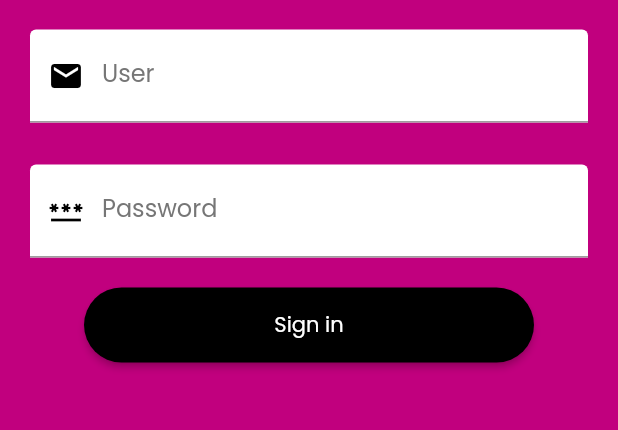
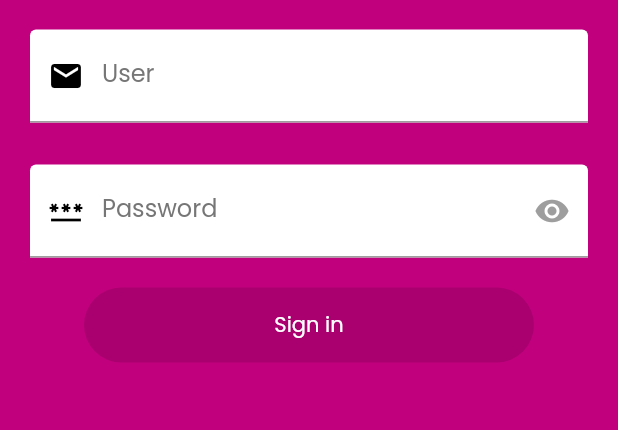
Before and after one commit to ritamonteiro1/bmi-calculator-app, a Flutter app: the screen it shows after launch, on a phone screen of 412 x 824 dp, the part 371-801 px from its top. Run offline on Flutter 3.47's test engine with Material 2 defaults, Android fonts, the phone set to English and light mode, and no system bars; our stand-ins replace flutter_mobx, mobx; generated files the repository leaves out were written again.

```diff
--- a/lib/domain/model/user/user_model.dart
+++ b/lib/domain/model/user/user_model.dart
@@ -4,8 +4,20 @@ class UserModel {
     required this.password,
   });
 
-  late double height;
-  late double weight;
   final String email;
   final String password;
+  late double _height;
+  late double _weight;
+
+  double get height => _height;
+
+  set height(double value) {
+    _height = value;
+  }
+
+  double get weight => _weight;
+
+  set weight(double value) {
+    _weight = value;
+  }
 }
--- a/lib/domain/use_case/calculate_bmi.dart
+++ b/lib/domain/use_case/calculate_bmi_use_case.dart
@@ -1,7 +1,7 @@
 import '../model/bmi/bmi.dart';
 import '../model/user/user_model.dart';
 
-class CalculateBmi {
+class CalculateBmiUseCase {
   static const _maximumBmiIndexForUnderWeight = 18.6;
   static const _maximumBmiIndexForIdealWeight = 24.9;
   static const _maximumBmiIndexForSlightlyOverweight = 29.9;
--- a/lib/l10n/intl_en.arb
+++ b/lib/l10n/intl_en.arb
@@ -18,5 +18,6 @@
   "calculatorScreenTextBmiResultObesityLevelI": "You are obese level I",
   "calculatorScreenTextBmiResultObesityLevelII":"You are obese level II",
   "calculatorScreenTextBmiResultObesityLevelIII": "You are obese level III",
-  "calculatorScreenTextBmiResultNoInformationYet": "Enter weight and height"
+  "calculatorScreenTextBmiResultNoInformationYet": "Enter weight and height",
+  "calculatorScreenTextHello": "Hi, "
 }
--- a/lib/l10n/intl_en_US.arb
+++ b/lib/l10n/intl_en_US.arb
@@ -18,5 +18,6 @@
   "calculatorScreenTextBmiResultObesityLevelI": "You are obese level I",
   "calculatorScreenTextBmiResultObesityLevelII":"You are obese level II",
   "calculatorScreenTextBmiResultObesityLevelIII": "You are obese level III",
-  "calculatorScreenTextBmiResultNoInformationYet": "Enter weight and height"
+  "calculatorScreenTextBmiResultNoInformationYet": "Enter weight and height",
+  "calculatorScreenTextHello": "Hi, "
 }
--- a/lib/l10n/intl_pt_BR.arb
+++ b/lib/l10n/intl_pt_BR.arb
@@ -18,5 +18,6 @@
   "calculatorScreenTextBmiResultObesityLevelI": "Você está com obesidade grau I",
   "calculatorScreenTextBmiResultObesityLevelII":"Você está com obesidade grau II",
   "calculatorScreenTextBmiResultObesityLevelIII": "Você está com obesidade grau III",
-  "calculatorScreenTextBmiResultNoInformationYet": "Digite o peso e a altura"
+  "calculatorScreenTextBmiResultNoInformationYet": "Digite o peso e a altura",
+  "calculatorScreenTextHello": "Olá, "
 }
--- a/lib/main/my_app.dart
+++ b/lib/main/my_app.dart
@@ -1,12 +1,10 @@
-import '../presentation/login/login_screen.dart';
 import 'package:flutter/material.dart';
 import 'package:flutter_localizations/flutter_localizations.dart';
 
 import '../constants/constant_colors.dart';
 import '../constants/constant_fonts.dart';
-import '../constants/constant_routes.dart';
 import '../generated/l10n.dart';
-import '../presentation/calculator/calculator_screen.dart';
+import '../presentation/login/login_screen.dart';
 
 class MyApp extends StatelessWidget {
   @override
@@ -15,12 +13,7 @@ class MyApp extends StatelessWidget {
         theme: ThemeData(
             primaryColor: ConstantColors.primaryColor,
             fontFamily: ConstantFonts.poppinsRegular),
-        initialRoute: '/',
-        routes: {
-          ConstantRoutes.homeScreenRouteName: (context) => const LoginScreen(),
-          ConstantRoutes.mainScreenRouteName: (context) =>
-              const CalculatorScreen(),
-        },
+        home: const LoginScreen(),
         localizationsDelegates: const [
           S.delegate,
           GlobalMaterialLocalizations.delegate,
--- a/lib/presentation/common/custom_elevated_button_widget.dart
+++ b/lib/presentation/common/custom_elevated_button_widget.dart
@@ -2,19 +2,18 @@ import 'package:flutter/material.dart';
 
 class CustomElevatedButtonWidget extends StatelessWidget {
   const CustomElevatedButtonWidget({
-    required this.onPressed,
     required this.buttonWidget,
     required this.colorButton,
+    this.onPressed,
     Key? key,
   }) : super(key: key);
-  final Function onPressed;
+  final Function()? onPressed;
   final Widget buttonWidget;
   final Color colorButton;
+
   @override
   Widget build(BuildContext context) => ElevatedButton(
-        onPressed: () {
-          onPressed();
-        },
+        onPressed: onPressed,
         style: ElevatedButton.styleFrom(
           primary: colorButton,
           shape: RoundedRectangleBorder(
--- a/lib/presentation/login/login_custom_text_field_widget.dart
+++ b/lib/presentation/login/login_custom_text_field_widget.dart
@@ -9,7 +9,10 @@ class LoginCustomTextFieldWidget extends StatelessWidget {
     required this.prefixIcon,
     required this.errorText,
     required this.onChanged,
+    required this.enable,
+    required this.controller,
     this.obscureText = false,
+    this.suffixIcon,
     Key? key,
   }) : super(key: key);
   final String labelText;
@@ -18,10 +21,15 @@ class LoginCustomTextFieldWidget extends StatelessWidget {
   final Widget prefixIcon;
   final String? errorText;
   final void Function(String) onChanged;
+  final bool enable;
+  final Widget? suffixIcon;
+  final TextEditingController controller;
 
   @override
   Widget build(BuildContext context) => TextFormField(
+        controller: controller,
         onChanged: onChanged,
+        enabled: enable,
         keyboardType: textInputTyped,
         obscureText: obscureText,
         decoration: InputDecoration(
@@ -35,6 +43,7 @@ class LoginCustomTextFieldWidget extends StatelessWidget {
             color: ConstantColors.colorTextHintForm,
           ),
           prefixIcon: prefixIcon,
+          suffixIcon: suffixIcon,
           filled: true,
           fillColor: Colors.white,
           focusColor: Colors.white,
--- a/lib/presentation/login/login_screen.dart
+++ b/lib/presentation/login/login_screen.dart
@@ -1,3 +1,4 @@
+import 'package:calculator/domain/model/user/user_model.dart';
 import 'package:flutter/material.dart';
 import 'package:flutter_mobx/flutter_mobx.dart';
 import 'package:mobx/mobx.dart';
@@ -21,6 +22,8 @@ class LoginScreen extends StatefulWidget {
 }
 
 class _LoginScreenState extends State<LoginScreen> {
+  final emailTextEditingController = TextEditingController();
+  final passwordTextEditingController = TextEditingController();
   late ValidateEmailUseCase validateEmailUseCase;
   late ValidatePasswordUseCase validatePasswordUseCase;
   late LoginStore loginStore;
@@ -38,10 +41,15 @@ class _LoginScreenState extends State<LoginScreen> {
   void didChangeDependencies() {
     super.didChangeDependencies();
     disposer = reaction((_) => loginStore.loggedIn, (loggedIn) {
+      final userModel = UserModel(
+          email: emailTextEditingController.text,
+          password: passwordTextEditingController.text);
       if (loggedIn != null && loggedIn == true) {
         Navigator.of(context).pushReplacement(
           MaterialPageRoute(
-            builder: (context) => const CalculatorScreen(),
+            builder: (context) => CalculatorScreen(
+              userModel: userModel,
+            ),
           ),
         );
       }
@@ -93,6 +101,7 @@ class _LoginScreenState extends State<LoginScreen> {
                 padding: const EdgeInsets.only(right: 20, left: 20),
                 child: Observer(
                   builder: (_) => LoginCustomTextFieldWidget(
+                    controller: emailTextEditingController,
                     onChanged: loginStore.setEmail,
                     labelText:
                         (S.of(context).loginScreenUserTextHint).toString(),
@@ -102,6 +111,7 @@ class _LoginScreenState extends State<LoginScreen> {
                       color: Colors.black,
                     ),
                     errorText: _isEmailValid(),
+                    enable: !loginStore.loading,
                   ),
                 ),
               ),
@@ -112,16 +122,32 @@ class _LoginScreenState extends State<LoginScreen> {
                 padding: const EdgeInsets.only(right: 20, left: 20),
                 child: Observer(
                   builder: (_) => LoginCustomTextFieldWidget(
+                    controller: passwordTextEditingController,
                     onChanged: loginStore.setPassword,
-                      labelText: (S.of(context).loginScreenPasswordTextHint)
-                          .toString(),
+                    labelText:
+                        (S.of(context).loginScreenPasswordTextHint).toString(),
                     textInputTyped: TextInputType.number,
                     prefixIcon: const Icon(
                       Icons.password,
                       color: Colors.black,
                     ),
-                      obscureText: true,
+                    suffixIcon: IconButton(
+                      icon: loginStore.passwordVisible
+                          ? const Icon(
+                              Icons.visibility_off,
+                              color: Colors.black,
+                            )
+                          : const Icon(
+                              Icons.visibility,
+                              color: Colors.grey,
+                            ),
+                      onPressed: () {
+                        loginStore.togglePasswordVisibility();
+                      },
+                    ),
+                    obscureText: !loginStore.passwordVisible,
                     errorText: _isPasswordValid(),
+                    enable: !loginStore.loading,
                   ),
                 ),
               ),
@@ -134,13 +160,8 @@ class _LoginScreenState extends State<LoginScreen> {
                 child: Observer(
                   builder: (context) => CustomElevatedButtonWidget(
                     colorButton: Colors.black,
-                      onPressed: () {
-                        if (loginStore.isFormValid) {
-                          loginStore.doLogin();
-                        } else {
-                          return null;
-                        }
-                      },
+                    onPressed:
+                        loginStore.isFormValid ? loginStore.doLogin : null,
                     buttonWidget: loginStore.loading
                         ? const Center(
                             child: CircularProgressIndicator(
@@ -150,6 +171,9 @@ class _LoginScreenState extends State<LoginScreen> {
                         : Text(
                             (S.of(context).loginScreenSignInTextButton)
                                 .toString(),
+                            style: const TextStyle(
+                              color: Colors.white,
+                            ),
                           ),
                   ),
                 ),
@@ -157,8 +181,7 @@ class _LoginScreenState extends State<LoginScreen> {
             ],
           ),
         ),
-        ),
-      );
+      ));
 
   String? _isEmailValid() {
     final isEmailValid = loginStore.emailStatus;
--- a/lib/presentation/login/login_store.dart
+++ b/lib/presentation/login/login_store.dart
@@ -64,6 +64,12 @@ abstract class _LoginStore with Store {
     loggedIn = false;
   }
 
+  @observable
+  bool passwordVisible = false;
+
+  @action
+  void togglePasswordVisibility() => passwordVisible = !passwordVisible;
+
   void _isEmailValid() {
     emailStatus = validateEmailUseCase.validateEmail(_email);
   }
```
Also changed, not shown: lib/presentation/calculator/calculator_controller.dart (deleted, +0 -12 lines), lib/presentation/calculator/calculator_screen.dart (+51 -18 lines), lib/presentation/calculator/calculator_store.dart (+36 -0 lines), lib/generated/intl/messages_en.dart, lib/generated/intl/messages_en_US.dart, lib/generated/intl/messages_pt_BR.dart, lib/generated/l10n.dart, lib/presentation/calculator/calculator_store.g.dart (added), lib/presentation/login/login_store.g.dart. Lines whose indentation alone changed are shown as unchanged.
